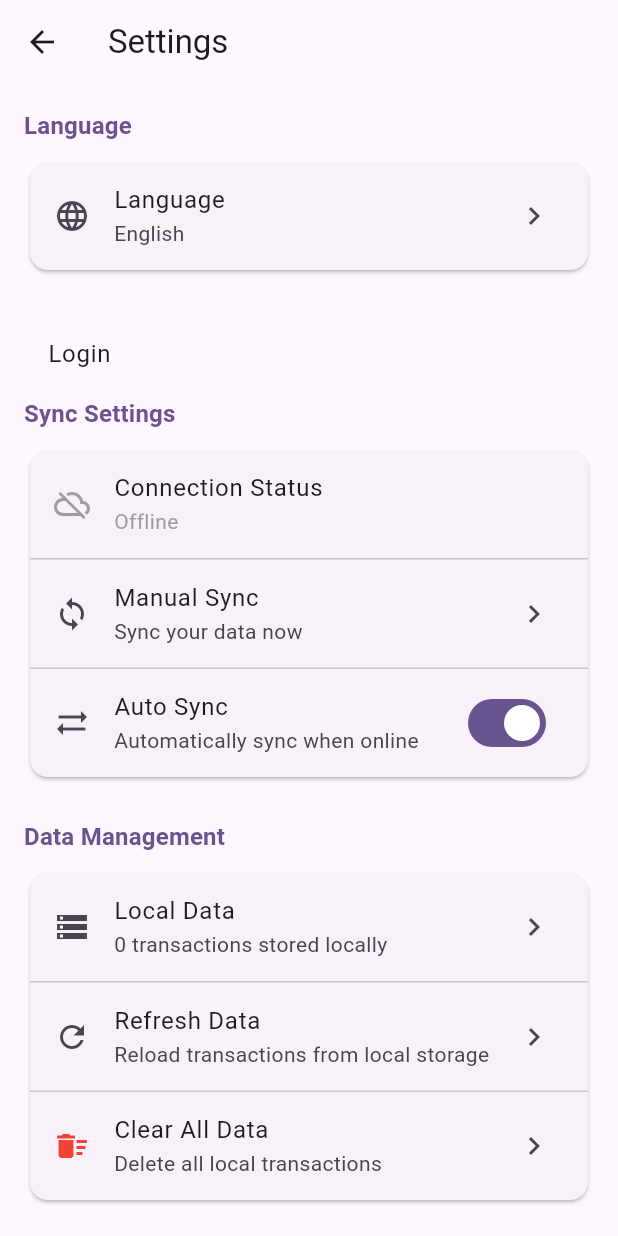
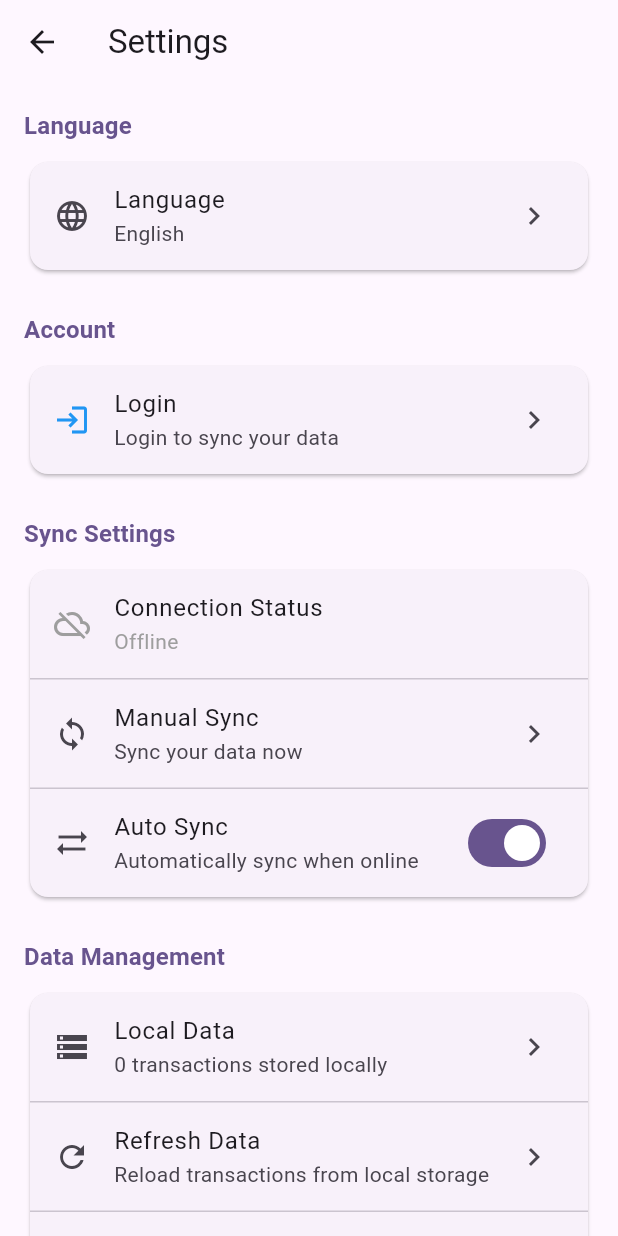
Before and after one commit to mmsoftware100/eain-thone-mobile-app-flutter, a Flutter app: the SettingsScreen screen opened directly, on a phone screen of 412 x 824 dp. Run offline on Flutter 3.47's test engine with Material 3 defaults, Android fonts, the phone set to English and light mode, and no system bars; our stand-ins replace connectivity_plus, dio, fl_chart, shared_preferences, sqflite; accounts and stored records are empty.

Commit message:
login screeflow added

```diff
--- a/lib/main.dart
+++ b/lib/main.dart
@@ -48,6 +48,9 @@ class MyApp extends StatelessWidget {
               useMaterial3: true,
             ),
             home: const AuthWrapper(),
+            routes: {
+              '/login': (context) => const LoginScreen(),
+            },
             debugShowCheckedModeBanner: false,
           );
         },
--- a/lib/screens/settings_screen.dart
+++ b/lib/screens/settings_screen.dart
@@ -3,6 +3,7 @@ import 'package:provider/provider.dart';
 import '../providers/sync_provider.dart';
 import '../providers/transaction_provider.dart';
 import '../providers/language_provider.dart';
+import '../providers/auth_provider.dart';
 import '../utils/localization_helper.dart';
 
 class SettingsScreen extends StatelessWidget {
@@ -12,8 +13,8 @@ class SettingsScreen extends StatelessWidget {
   Widget build(BuildContext context) {
     return Scaffold(
       appBar: AppBar(title: Text(LocalizationHelper.getString(context, 'settings')), elevation: 0),
-      body: Consumer3<SyncProvider, TransactionProvider, LanguageProvider>(
-        builder: (context, syncProvider, transactionProvider, languageProvider, child) {
+      body: Consumer4<SyncProvider, TransactionProvider, LanguageProvider, AuthProvider>(
+        builder: (context, syncProvider, transactionProvider, languageProvider, authProvider, child) {
           return ListView(
             padding: const EdgeInsets.all(16.0),
             children: [
@@ -38,14 +39,53 @@ class SettingsScreen extends StatelessWidget {
               ),
               const SizedBox(height: 24),
 
+              // Authentication Section
+              _buildSectionHeader(context, LocalizationHelper.getString(context, 'account')),
+              Card(
+                child: Column(
+                  children: [
+                    if (!authProvider.isAuthenticated) ...[
+                      ListTile(
+                        leading: const Icon(Icons.login, color: Colors.blue),
+                        title: Text(LocalizationHelper.getString(context, 'login')),
+                        subtitle: Text(LocalizationHelper.getString(context, 'loginToSync')),
+                        trailing: const Icon(Icons.chevron_right),
+                        onTap: () {
+                          Navigator.pushNamed(context, '/login');
+                        },
+                      ),
+                    ] else ...[
+                      ListTile(
+                        leading: const Icon(Icons.account_circle, color: Colors.green),
+                        title: Text(authProvider.user?.name ?? 'User'),
+                        subtitle: Text(authProvider.user?.email ?? ''),
+                        trailing: const Icon(Icons.chevron_right),
+                        onTap: () {
+                          // Navigate to profile screen if needed
+                        },
+                      ),
+                      const Divider(height: 1),
+                      ListTile(
+                        leading: const Icon(Icons.logout, color: Colors.red),
+                        title: Text(LocalizationHelper.getString(context, 'logout')),
+                        onTap: () async {
+                          await authProvider.logout();
+                          if (context.mounted) {
+                            ScaffoldMessenger.of(context).showSnackBar(
+                              SnackBar(
+                                content: Text(LocalizationHelper.getString(context, 'loggedOut')),
+                              ),
+                            );
+                          }
+                        },
+                      ),
+                    ],
+                  ],
+                ),
+              ),
+              const SizedBox(height: 24),
+
               // Sync Settings Section
-              ListTile(
-                title: Text(LocalizationHelper.getString(context, 'login')),
-                onTap: () {
-                  // navigate to login page
-                  Navigator.pushNamed(context, '/login');
-                },
-              ),
               _buildSectionHeader(context, 'Sync Settings'),
               Card(
                 child: Column(
--- a/lib/utils/localization_helper.dart
+++ b/lib/utils/localization_helper.dart
@@ -31,6 +31,10 @@ class LocalizationHelper {
     'lastMonth': 'Last Month',
     'thisYear': 'This Year',
     'customRange': 'Custom Range',
+    'account': 'Account',
+    'loginToSync': 'Login to sync your data',
+    'loggedOut': 'Logged out successfully',
+    'logout': 'Logout',
     'noTransactions': 'No transactions found',
     'food': 'Food',
     'transport': 'Transport',
@@ -71,9 +75,13 @@ class LocalizationHelper {
     'balance': 'လက်ကျန်ငွေ',
     'thisMonth': 'ယခုလ',
     'lastMonth': 'ပြီးခဲ့သောလ',
-    'thisYear': 'ယခုနှစ်',
-    'customRange': 'စိတ်ကြိုက်ကာလ',
-    'noTransactions': 'ငွေသွင်းထုတ်မှတ်တမ်းမရှိပါ',
+    'thisYear': 'ဒီနှစ်',
+      'customRange': 'စိတ်ကြိုက်ရွေးချယ်မှု',
+      'account': 'အကောင့်',
+      'loginToSync': 'သင့်ဒေတာများကို ထပ်တူပြုရန် လော့ဂ်အင်ဝင်ပါ',
+      'loggedOut': 'အောင်မြင်စွာ လော့ဂ်အောက်ဖြစ်ပါပြီ',
+      'logout': 'လော့ဂ်အောက်',
+      'noTransactions': 'ငွေသွင်းထုတ်မှတ်တမ်းမရှိပါ',
     'food': 'အစားအသောက်',
     'transport': 'သယ်ယူပို့ဆောင်ရေး',
     'shopping': 'ဈေးဝယ်ခြင်း',
```
